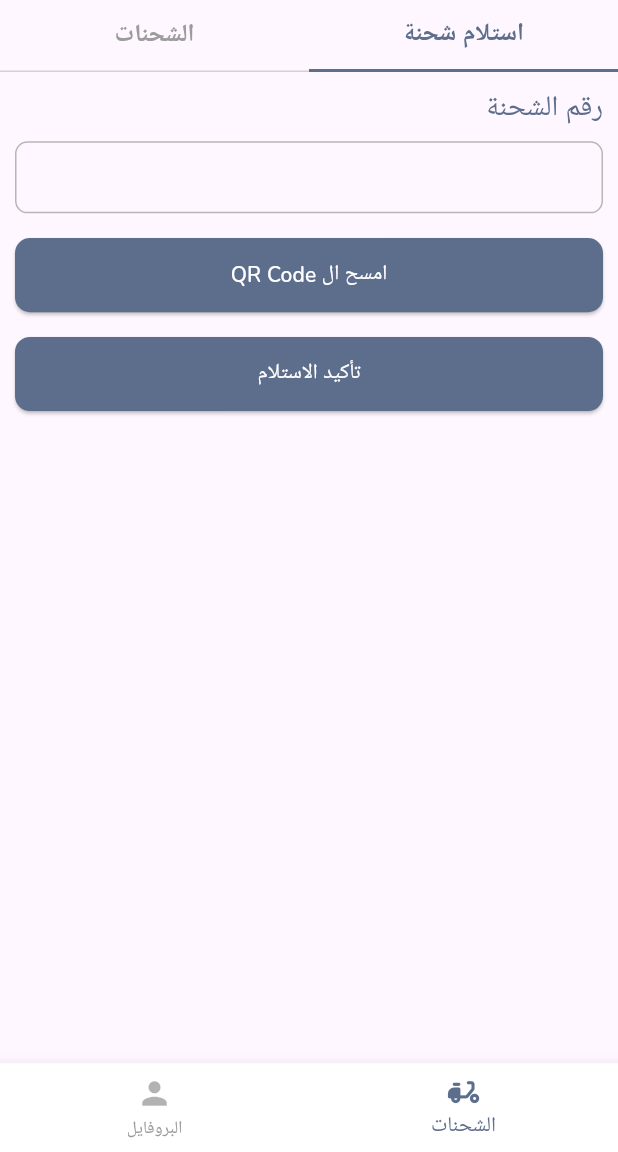
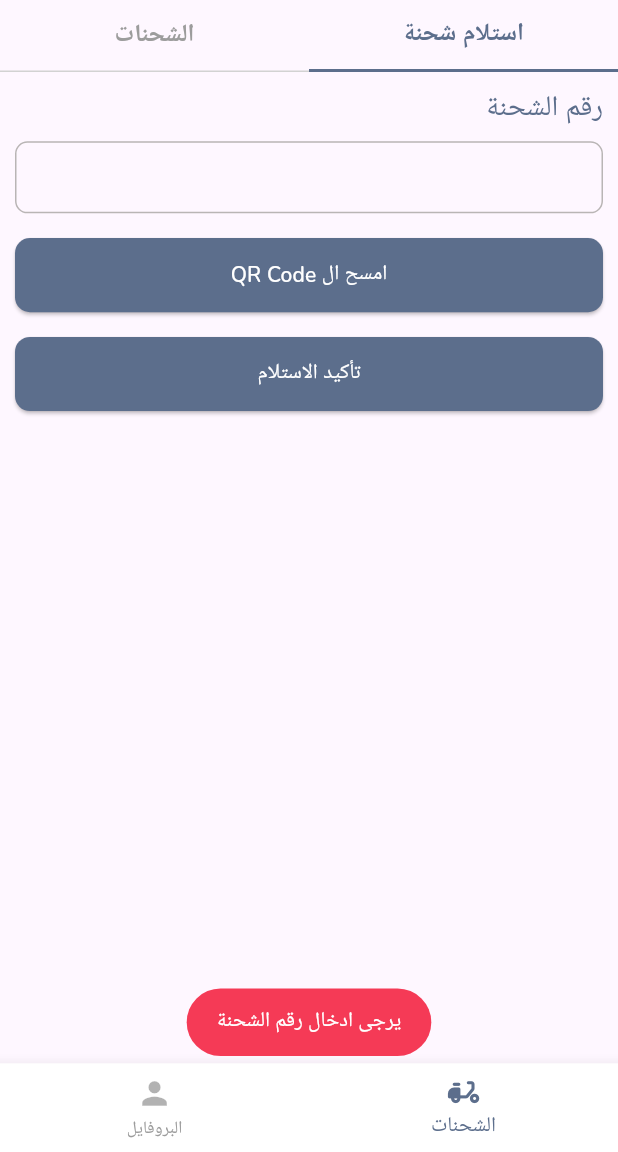
Before and after one commit to MahmoudRede/transport_app, a Flutter app: the HomeLayout screen opened directly, after a tap on "تأكيد الاستلام", on a phone screen of 412 x 824 dp, the part 84-1236 px from its top. Run offline on Flutter 3.47's test engine with Material 3 defaults, Android fonts, the light colour scheme and no system bars; our stand-ins replace cloud_firestore, firebase_auth, firebase_core, flutter_bloc, fluttertoast, get and 4 more; missing offline and left inert: country_pickers, mobile_scanner; accounts and stored records are empty.

Commit message:
upload order id to firebase

```diff
--- a/lib/business_logic/app_states.dart
+++ b/lib/business_logic/app_states.dart
@@ -10,12 +10,16 @@ class GetOrdersLoadingState extends AppStates{}
 class GetOrdersSuccessState extends AppStates{}
 class GetOrdersErrorState extends AppStates{}
 
+class UpdateOrderStateLoadingState extends AppStates{}
+class UpdateOrderStateSuccessState extends AppStates{}
+class UpdateOrderStateErrorState extends AppStates{}
+
 class PickOrderImageSuccessState extends AppStates{}
 class PickOrderImageErrorState extends AppStates{}
 
-class UploadOrderImageLoadingState extends AppStates{}
-class UploadOrderImageSuccessState extends AppStates{}
-class UploadOrderImageErrorState extends AppStates{}
+class UploadReceivedOrderLoadingState extends AppStates{}
+class UploadReceivedOrderSuccessState extends AppStates{}
+class UploadReceivedOrderErrorState extends AppStates{}
 
 class LunchToWhatsAppSuccessState extends AppStates{}
 
--- a/lib/main.dart
+++ b/lib/main.dart
@@ -7,6 +7,7 @@ import 'package:get/get.dart';
 import 'package:transport_app/business_logic/app_cubit.dart';
 import 'package:transport_app/firebase_options.dart';
 import 'package:transport_app/presentation/screens/Login_screen/login_screen.dart';
+import 'package:transport_app/presentation/screens/home_layout/home_layout.dart';
 import 'package:transport_app/styles/theme_manager/theme_manager.dart';
 import 'package:transport_app/utiles/local/cash_helper.dart';
 import 'business_logic/localization_cubit/app_localization.dart';
@@ -47,7 +48,7 @@ class MyApp extends StatelessWidget {
               title: 'Transport App',
               theme: getApplicationTheme(context),
               debugShowCheckedModeBanner: false,
-              home: const LoginScreen(),
+              home: const HomeLayout(),
               localizationsDelegates:  const [
                 AppLocalizations.delegate,
                 GlobalMaterialLocalizations.delegate,
--- a/lib/presentation/screens/home_screen/widgets/recieve_order.dart
+++ b/lib/presentation/screens/home_screen/widgets/recieve_order.dart
@@ -1,9 +1,5 @@
-import 'dart:io';
-
 import 'package:flutter/material.dart';
-import 'package:flutter/services.dart';
 import 'package:flutter_bloc/flutter_bloc.dart';
-import 'package:mobile_scanner/mobile_scanner.dart';
 import 'package:transport_app/business_logic/app_states.dart';
 import 'package:transport_app/presentation/screens/home_screen/widgets/qr_code_scan.dart';
 import 'package:transport_app/presentation/widgets/custom_toast.dart';
@@ -78,15 +74,36 @@ class _ReceiveOrderState extends State<ReceiveOrder> {
                     ),
                   ),
                   SizedBox(height: SizeConfig.height * .02),
-                  DefaultButton(
-                    onPressed: () {},
+                  state is UpdateOrderStateLoadingState
+                      ? const Center(
+                          child: CircularProgressIndicator(
+                            color: ColorManager.primaryColor,
+                          ),
+                        )
+                      : DefaultButton(
+                          onPressed: () {
+                            if (cubit.orderNumberController.text.isEmpty) {
+                              customToast(
+                                title: "يرجى ادخال رقم الشحنة",
+                                color: ColorManager.error,
+                              );
+                            } else {
+                              cubit.updateOrderState(
+                                  cubit.orderNumberController.text).then((value) {
+                                cubit.uploadReceivedOrders(cubit.orderNumberController.text);
+                                cubit.orderNumberController.clear();
+                                customToast(title: "تم استلام الشحنة بنجاح", color: Colors.green,);
+                              });
+                            }
+                          },
                           backGroundColor: ColorManager.primaryColor,
                           height: MediaQuery.sizeOf(context).height * .06,
                           width: double.infinity,
                           content: const Text("تأكيد الاستلام",
                               style: TextStyle(
                                 color: ColorManager.white,
-                        )),
+                              ),
+                          ),
                         ),
                 ],
               ),
```
Also changed, not shown: lib/business_logic/app_cubit.dart (+124 -161 lines), lib/presentation/screens/home_screen/widgets/qr_code_scan.dart (+39 -7 lines). Lines whose indentation alone changed are shown as unchanged.
